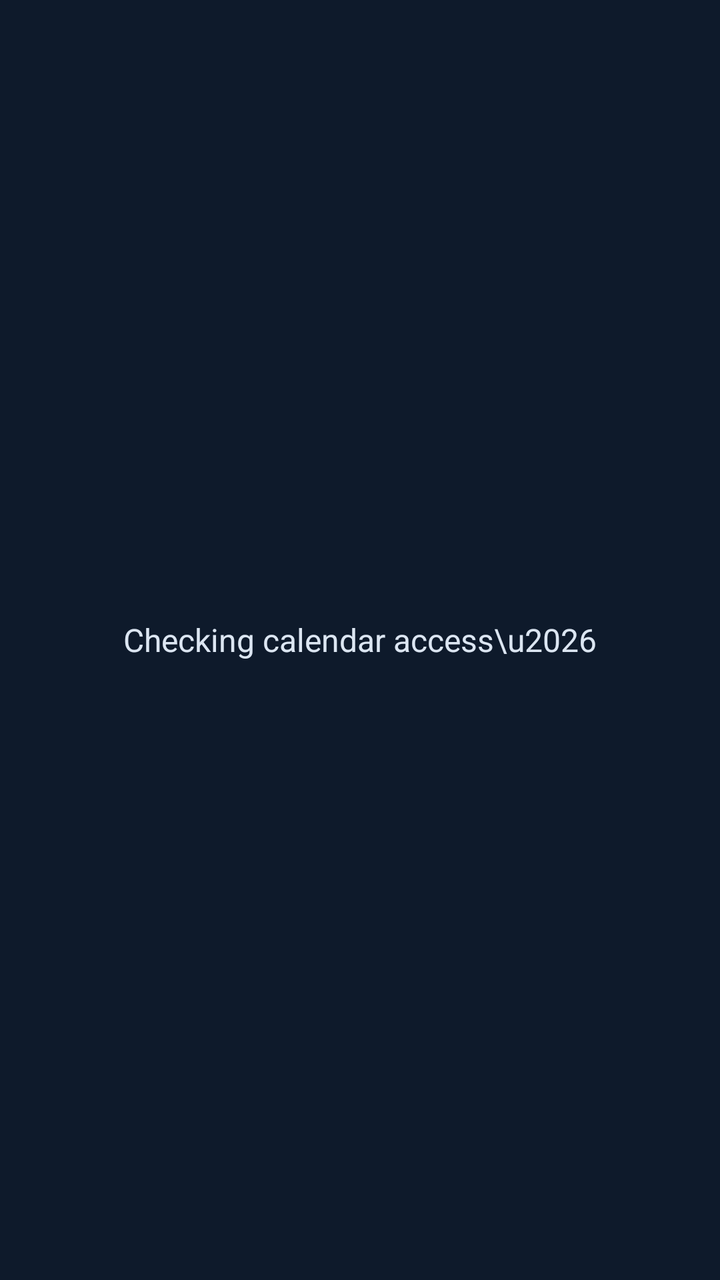
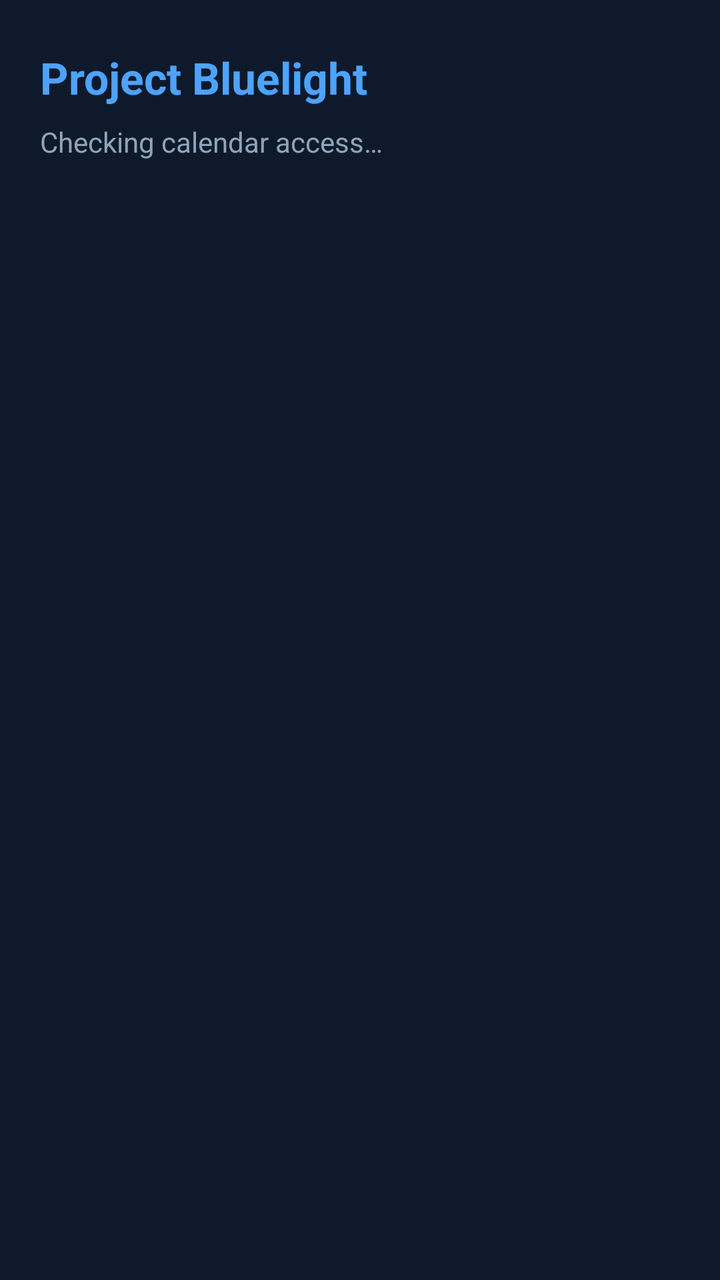

Screens rendered from an Android XML layout before and after an edit, with the pre-edit source and the edit as a unified diff.
<!-- AndroidManifest.xml: fallback theme Theme.MaterialComponents.DayNight.NoActionBar -->
<!-- res/layout/activity_main.xml -->
<?xml version="1.0" encoding="utf-8"?>
<LinearLayout xmlns:android="http://schemas.android.com/apk/res/android"
    android:layout_width="match_parent"
    android:layout_height="match_parent"
    android:orientation="vertical"
    android:gravity="center"
    android:padding="24dp"
    android:background="#0E1A2B">

    <TextView
        android:id="@+id/status"
        android:layout_width="wrap_content"
        android:layout_height="wrap_content"
        android:textColor="#DCE6F2"
        android:textSize="16sp"
        android:gravity="center"
        android:text="Checking calendar access\u2026" />

</LinearLayout>
<!-- resources referenced by this layout -->
<resources>

</resources>

<!-- the commit's change to res/layout/activity_main.xml (unified diff, before → after) -->
@@ -3,17 +3,37 @@
     android:layout_width="match_parent"
     android:layout_height="match_parent"
     android:orientation="vertical"
-    android:gravity="center"
-    android:padding="24dp"
     android:background="#0E1A2B">
 
     <TextView
-        android:id="@+id/status"
         android:layout_width="wrap_content"
         android:layout_height="wrap_content"
-        android:textColor="#DCE6F2"
-        android:textSize="16sp"
-        android:gravity="center"
-        android:text="Checking calendar access\u2026" />
+        android:paddingStart="20dp"
+        android:paddingEnd="20dp"
+        android:paddingTop="24dp"
+        android:textColor="#4DA3FF"
+        android:textSize="22sp"
+        android:textStyle="bold"
+        android:text="@string/app_name" />
+
+    <TextView
+        android:id="@+id/status"
+        android:layout_width="match_parent"
+        android:layout_height="wrap_content"
+        android:paddingStart="20dp"
+        android:paddingEnd="20dp"
+        android:paddingTop="8dp"
+        android:paddingBottom="12dp"
+        android:textColor="#8FA3BC"
+        android:textSize="14sp"
+        android:text="Checking calendar access…" />
+
+    <androidx.recyclerview.widget.RecyclerView
+        android:id="@+id/events"
+        android:layout_width="match_parent"
+        android:layout_height="0dp"
+        android:layout_weight="1"
+        android:clipToPadding="false"
+        android:paddingBottom="24dp" />
 
 </LinearLayout>
<!-- resource entries referenced after the edit -->
@@ -1,5 +1,5 @@
 <!-- resources referenced by this layout -->
 <resources>
-
+  <string name="app_name">Project Bluelight</string>
 </resources>
 
